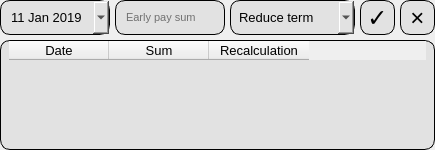
kossadda/C7_s21_SmartCalc, file src/s21_frontend/my_widget.ui: the form before one commit.
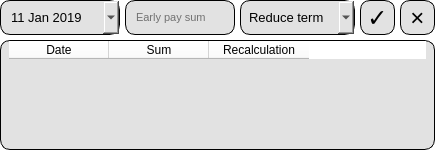
The form after the commit. Icons and pictures are not drawn.

```diff
--- a/src/s21_frontend/my_widget.ui
+++ b/src/s21_frontend/my_widget.ui
@@ -13,6 +13,9 @@
   <property name="windowTitle">
    <string>Form</string>
   </property>
+  <property name="styleSheet">
+   <string notr="true">background-color: rgb(255, 255, 255);</string>
+  </property>
   <layout class="QVBoxLayout" name="verticalLayout">
    <property name="spacing">
     <number>0</number>
@@ -44,13 +47,13 @@
        </property>
        <property name="minimumSize">
         <size>
-         <width>110</width>
+         <width>120</width>
          <height>35</height>
         </size>
        </property>
        <property name="maximumSize">
         <size>
-         <width>110</width>
+         <width>120</width>
          <height>35</height>
         </size>
        </property>
@@ -60,11 +63,37 @@
         </font>
        </property>
        <property name="styleSheet">
-        <string notr="true">    border-radius: 10px;
+        <string notr="true">QDateEdit {
+    border-radius: 10px;
     padding: 0 8px;
 	background-color: rgb(226, 226, 226);
 	color:black;
-	border: 1px solid black;</string>
+	border: 1px solid black;
+}
+
+QDateEdit::drop-down {
+    image: url(/home/kossadda/develop/C7_s21_smartcalc/src/s21_pics/down_arrow.png);
+	width: 20px;
+	height: 35px;
+	margin-right: 5px;
+}
+
+QDateEdit QCalendarWidget {
+    color: black;
+}
+
+QDateEdit QCalendarWidget QAbstractItemView {
+    background-color: white;
+    color: black;
+}
+
+QDateEdit QCalendarWidget QToolButton {
+    color: black;
+}
+
+QDateEdit QCalendarWidget QToolButton QMenu {
+    color: black;
+}</string>
        </property>
        <property name="calendarPopup">
         <bool>true</bool>
@@ -99,6 +128,10 @@
 	color: rgb(0, 0, 0);
 	gridline-color: rgb(0, 0, 0);
 	border: 1px solid black;
+}
+
+QTableCornerButton::section { 
+	background-color: rgb(226, 226, 226); 
 }</string>
        </property>
        <property name="rowCount">
@@ -229,11 +262,20 @@
         </font>
        </property>
        <property name="styleSheet">
-        <string notr="true">    border-radius: 10px;
+        <string notr="true">QComboBox {
+    border-radius: 10px;
     padding: 0 8px;
-	background-color: rgb(226, 226, 226);
-	color:black;
-	border: 1px solid black;</string>
+    background-color: rgb(226, 226, 226);
+    color: black;
+    border: 1px solid black;
+}
+
+QComboBox::drop-down {
+    image: url(/home/kossadda/develop/C7_s21_smartcalc/src/s21_pics/down_arrow.png);
+	width: 20px;
+	height: 35px;
+	margin-right: 5px;
+}</string>
        </property>
        <item>
         <property name="text">
```
